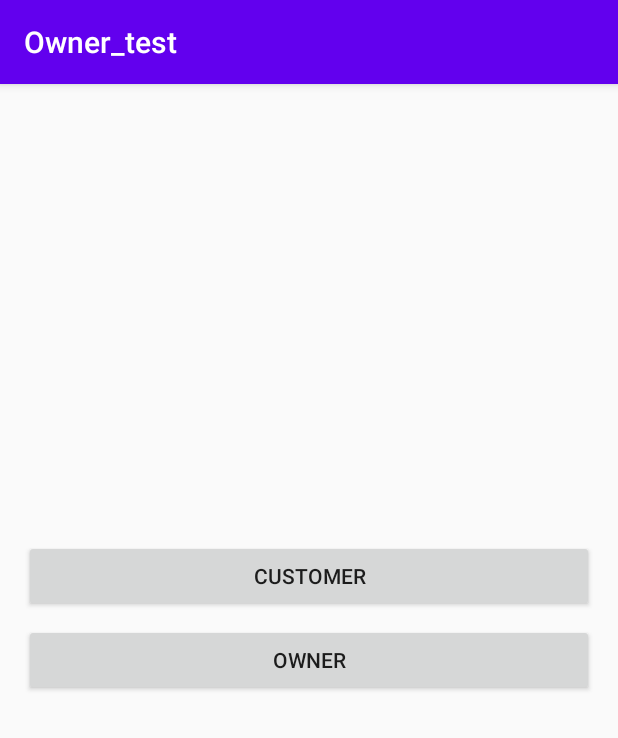
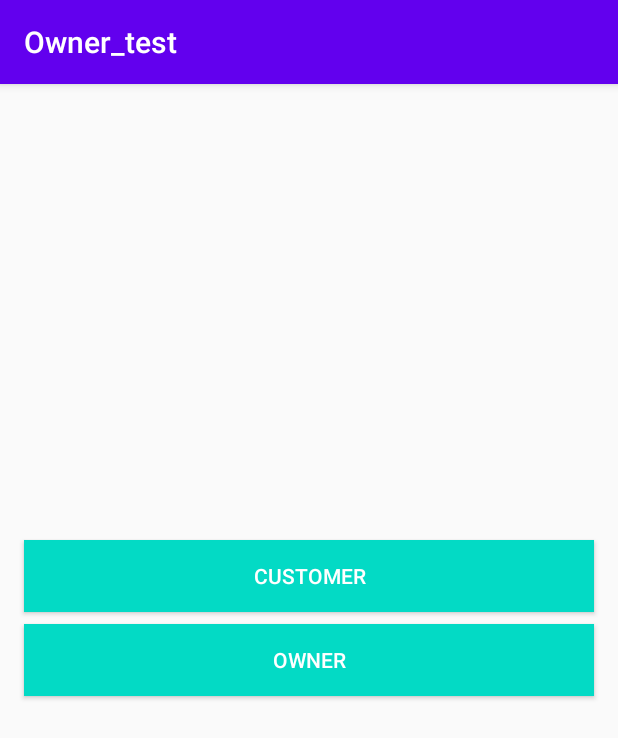
Before and after one commit to sohananisetty/FetchZo, an Android app: the screen it shows after launch (MainActivity), on a phone screen of 412 x 824 dp. Shown: the top 738 px of the screen. Run offline under Robolectric (Android 15) with nearby library versions, the phone set to English and light mode, and no system bars; our stand-ins replace Firebase (no records; nobody signed in at launch, a user with empty details on screens opened directly).

```diff
--- a/app/src/main/res/layout/activity_customer_login_map.xml
+++ b/app/src/main/res/layout/activity_customer_login_map.xml
@@ -20,6 +20,8 @@
         android:id="@+id/searchButton"
         android:layout_width="match_parent"
         android:layout_height="wrap_content"
+        android:background="@color/colorAccent"
+        android:textColor="@android:color/white"
         android:layout_alignParentBottom="true"
         android:onClick="confirmLocation"
         android:text="Confirm location" />
--- a/app/src/main/res/layout/activity_customer_main_screen.xml
+++ b/app/src/main/res/layout/activity_customer_main_screen.xml
@@ -13,6 +13,8 @@
         android:layout_marginStart="16dp"
         android:layout_marginEnd="16dp"
         android:layout_marginBottom="8dp"
+        android:background="@color/colorAccent"
+        android:textColor="@android:color/white"
         android:onClick="search"
         android:text="@android:string/search_go"
         app:layout_constraintBottom_toTopOf="@+id/ownerBackButton"
@@ -45,6 +47,8 @@
         android:layout_marginBottom="32dp"
         android:onClick="goBack"
         android:text="go back"
+        android:background="@color/colorAccent"
+        android:textColor="@android:color/white"
         app:layout_constraintBottom_toBottomOf="parent"
         app:layout_constraintEnd_toEndOf="parent"
         app:layout_constraintHorizontal_bias="0.0"
--- a/app/src/main/res/layout/activity_customer_map.xml
+++ b/app/src/main/res/layout/activity_customer_map.xml
@@ -20,6 +20,8 @@ tools:context=".CustomerMapActivity" >
         android:id="@+id/searchButton"
         android:layout_width="match_parent"
         android:layout_height="wrap_content"
+        android:background="@color/colorAccent"
+        android:textColor="@android:color/white"
         android:layout_alignParentBottom="true"
         android:onClick="showNearest"
         android:text="Show nearest shops" />
--- a/app/src/main/res/layout/activity_login_customer.xml
+++ b/app/src/main/res/layout/activity_login_customer.xml
@@ -12,6 +12,8 @@
         android:layout_height="wrap_content"
         android:layout_marginStart="16dp"
         android:layout_marginEnd="16dp"
+        android:background="@color/colorAccent"
+        android:textColor="@android:color/white"
         android:onClick="login"
         android:text="login"
         app:layout_constraintBottom_toBottomOf="parent"
@@ -57,6 +59,8 @@
         android:layout_marginStart="16dp"
         android:layout_marginTop="4dp"
         android:layout_marginEnd="16dp"
+        android:background="@color/colorAccent"
+        android:textColor="@android:color/white"
         android:onClick="register"
         android:text="register"
         app:layout_constraintEnd_toEndOf="parent"
--- a/app/src/main/res/layout/activity_main.xml
+++ b/app/src/main/res/layout/activity_main.xml
@@ -13,6 +13,8 @@
         android:layout_marginStart="16dp"
         android:layout_marginTop="304dp"
         android:layout_marginEnd="16dp"
+        android:background="@color/colorAccent"
+        android:textColor="@android:color/white"
         android:onClick="customerOnClick"
         android:text="customer"
         app:layout_constraintEnd_toEndOf="parent"
@@ -27,6 +29,8 @@
         android:layout_marginStart="16dp"
         android:layout_marginTop="8dp"
         android:layout_marginEnd="16dp"
+        android:background="@color/colorAccent"
+        android:textColor="@android:color/white"
         android:onClick="ownerOnClick"
         android:text="owner"
         app:layout_constraintEnd_toEndOf="parent"
--- a/app/src/main/res/layout/activity_maps.xml
+++ b/app/src/main/res/layout/activity_maps.xml
@@ -20,6 +20,8 @@ tools:context=".MapsActivity" >
         android:id="@+id/confirmButton"
         android:layout_width="match_parent"
         android:layout_height="wrap_content"
+        android:background="@color/colorAccent"
+        android:textColor="@android:color/white"
         android:layout_alignParentBottom="true"
         android:onClick="confirmLocation"
         android:text="Confirm location" />
--- a/app/src/main/res/values/strings.xml
+++ b/app/src/main/res/values/strings.xml
@@ -27,4 +27,5 @@
     <string name="action_settings">Settings</string>
     <string name="Scroll">Please Scroll</string>
     <string name="title_activity_main" />
+    <string name="log_out">LOG OUT</string>
 </resources>
```
Also changed, not shown: app/src/main/res/layout/activity_owner_login.xml (+4 -4 lines).
